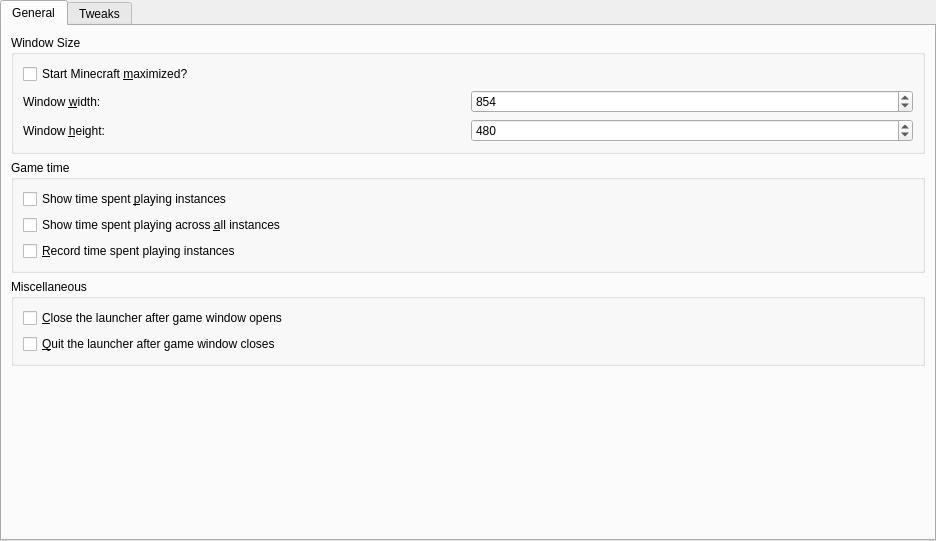
Above: launcher/ui/pages/global/MinecraftPage.ui from PrismLauncher/PrismLauncher before the change. Below: the same form after it.
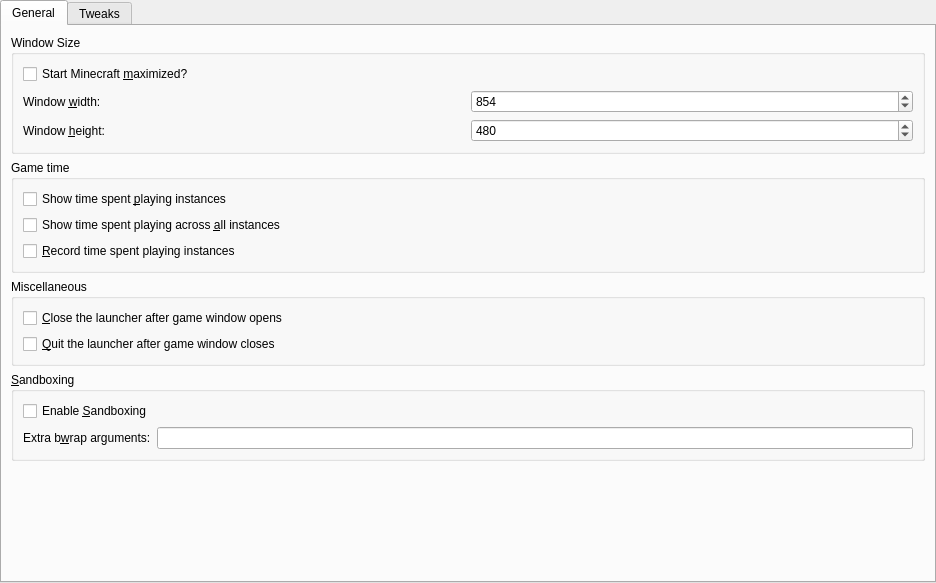
That is the form after the change.

Commit message: feat(bwrap): make bwrap configurable in UI

Patch:
```diff
--- a/launcher/ui/pages/global/MinecraftPage.ui
+++ b/launcher/ui/pages/global/MinecraftPage.ui
@@ -7,7 +7,7 @@
     <x>0</x>
     <y>0</y>
     <width>936</width>
-    <height>541</height>
+    <height>583</height>
    </rect>
   </property>
   <property name="sizePolicy">
@@ -170,6 +170,42 @@
          </layout>
         </widget>
        </item>
+       <item>
+        <widget class="QGroupBox" name="sandboxingGroupBox">
+         <property name="title">
+          <string>&amp;Sandboxing</string>
+         </property>
+         <layout class="QVBoxLayout" name="verticalLayout_5">
+          <item>
+           <widget class="QCheckBox" name="sandboxingCheckBox">
+            <property name="text">
+             <string>Enable &amp;Sandboxing</string>
+            </property>
+           </widget>
+          </item>
+          <item>
+           <layout class="QGridLayout" name="bwrapGridLayout">
+            <property name="topMargin">
+             <number>0</number>
+            </property>
+            <item row="4" column="1">
+             <widget class="QLineEdit" name="bwrapArgsLineEdit"/>
+            </item>
+            <item row="4" column="0">
+             <widget class="QLabel" name="bwrapArgsLabel">
+              <property name="text">
+               <string>Extra b&amp;wrap arguments:</string>
+              </property>
+              <property name="buddy">
+               <cstring>bwrapArgsLineEdit</cstring>
+              </property>
+             </widget>
+            </item>
+           </layout>
+          </item>
+         </layout>
+        </widget>
+       </item>
        <item>
         <spacer name="verticalSpacerMinecraft">
          <property name="orientation">
```
The commit also changes 3 other files.
